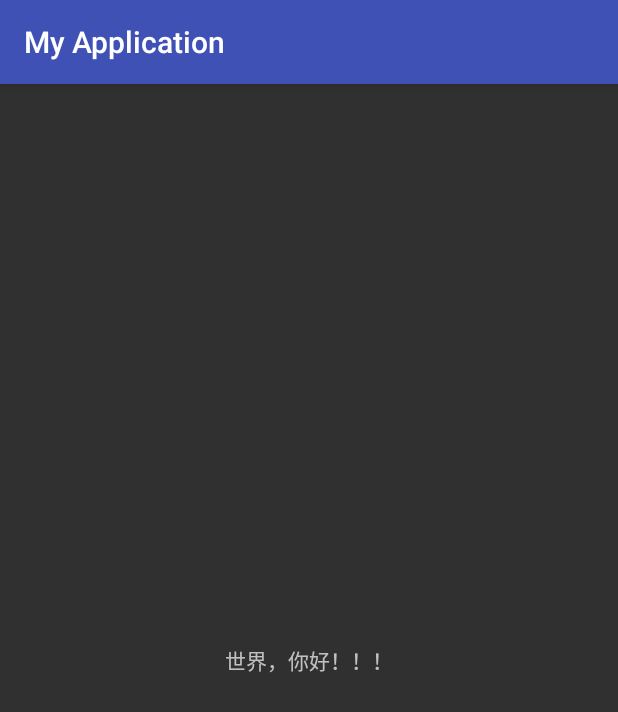
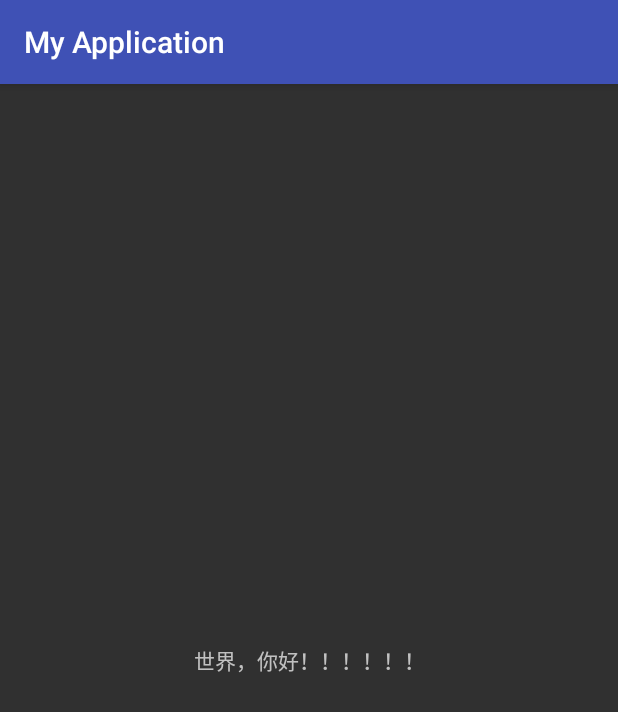
Before and after one commit to haowenbiao/AndroidProject, an Android app: the screen it shows after launch (MainActivity), on a phone screen of 412 x 824 dp. Shown: the top 712 px of the screen. Run offline under Robolectric (Android 15) with nearby library versions, the phone set to English and light mode, and no system bars.

Commit message:
fifth commit

```diff
--- a/MyApplication/app/src/main/res/layout/activity_main.xml
+++ b/MyApplication/app/src/main/res/layout/activity_main.xml
@@ -9,7 +9,7 @@
     <TextView
         android:layout_width="wrap_content"
         android:layout_height="wrap_content"
-        android:text="世界，你好！！！"
+        android:text="世界，你好！！！！！！"
         app:layout_constraintBottom_toBottomOf="parent"
         app:layout_constraintLeft_toLeftOf="parent"
         app:layout_constraintRight_toRightOf="parent"
```
